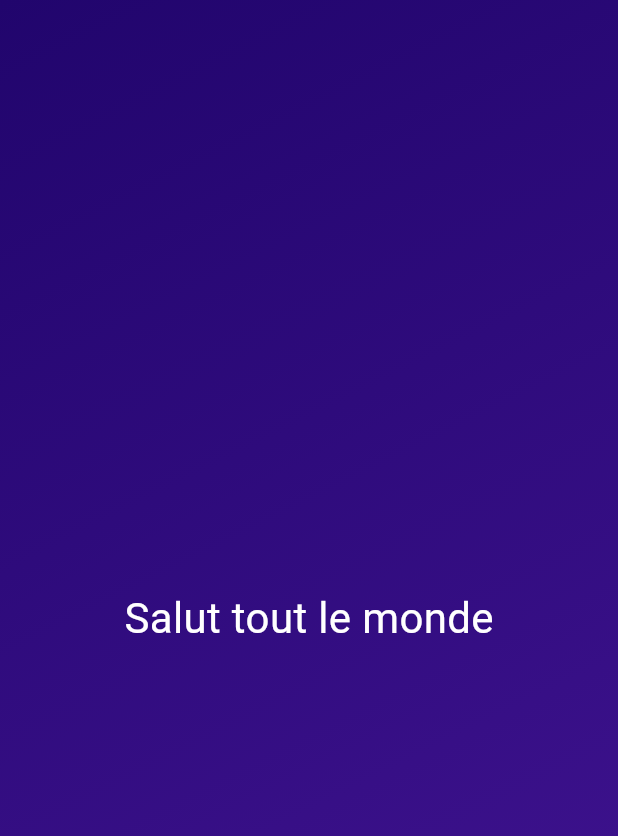
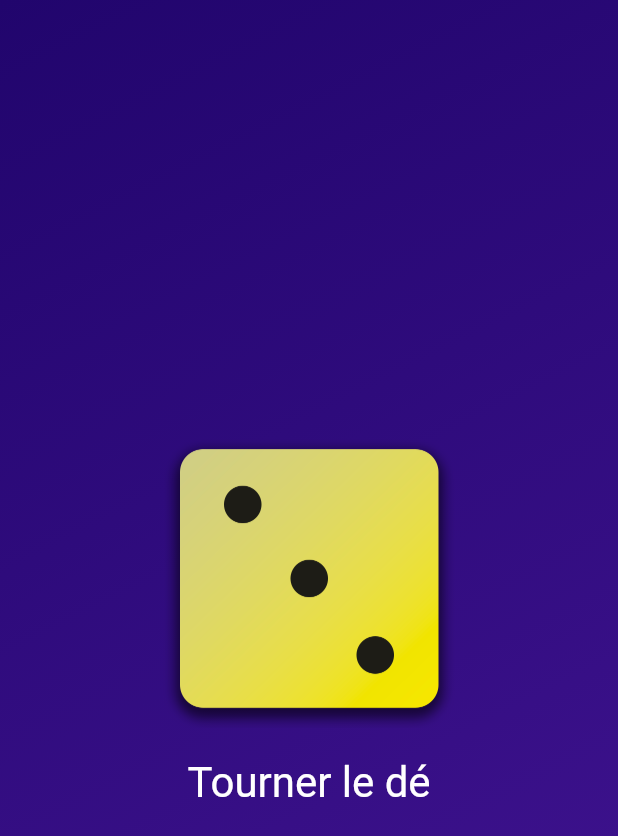
Before and after one commit to VIA2NEY/Dice_App_Course, a Flutter app: the screen it shows after launch, on a phone screen of 412 x 824 dp. Shown: the top 836 px of the screen. Run offline on Flutter 3.47's test engine with Material 3 defaults, Android fonts, the phone set to English and light mode, and no system bars.

Commit message:
end project

```diff
--- /dev/null
+++ b/lib/dice_roller.dart
@@ -0,0 +1,50 @@
+import 'dart:math';
+import 'package:flutter/material.dart';
+
+
+final randomizer = Random();
+
+class DiceRoller extends StatefulWidget {
+  const DiceRoller({super.key});
+
+  @override
+  State<DiceRoller> createState() => _DiceRollerState();
+}
+
+class _DiceRollerState extends State<DiceRoller> {
+
+  var currentDiceRoll = 3;
+
+  void rollDice (){
+
+    setState(() {
+      currentDiceRoll = randomizer.nextInt(6) + 1;
+    });
+
+  }
+
+  @override
+  Widget build(BuildContext context) {
+    return Column(
+      mainAxisSize: MainAxisSize.min,
+      children: [
+        Image.asset(
+          'assets/dice-$currentDiceRoll.png',
+          width: 200,
+        ),
+
+        TextButton(
+          onPressed: rollDice,
+          style: TextButton.styleFrom(
+            padding: EdgeInsets.only(top: 20),
+            foregroundColor: Colors.white,
+            textStyle: const TextStyle(
+              fontSize: 28
+            )
+          ),
+          child: const Text("Tourner le dé")
+        ),
+      ],
+    );
+  }
+}
--- a/lib/gradient_conatainer.dart
+++ b/lib/gradient_conatainer.dart
@@ -1,5 +1,6 @@
-import 'package:dice_app/styled_text.dart';
+import 'package:dice_app/dice_roller.dart';
 import 'package:flutter/material.dart';
+import 'package:flutter/widgets.dart';
 
 
 const startAlignement = Alignment.topLeft;
@@ -26,8 +27,8 @@ class GradientContainer extends StatelessWidget {
             end: endAlignement
           )
         ),
-        child: const Center(
-          child:  StyledText('Salut tout le monde')
+        child:  Center(
+          child: DiceRoller()
         ),
       )
     );
--- a/lib/main.dart
+++ b/lib/main.dart
@@ -11,7 +11,7 @@ class MyApp extends StatelessWidget {
   // This widget is the root of your application.
   @override
   Widget build(BuildContext context) {
-    return const MaterialApp(
+    return  MaterialApp(
       title: 'Flutter Demo',
       // theme: ThemeData(
       //   colorScheme: ColorScheme.fromSeed(seedColor: Colors.deepPurple),
--- a/pubspec.yaml
+++ b/pubspec.yaml
@@ -59,8 +59,8 @@ flutter:
   uses-material-design: true
 
   # To add assets to your application, add an assets section, like this:
-  # assets:
-  #   - images/a_dot_burr.jpeg
+  assets:
+    - assets/
   #   - images/a_dot_ham.jpeg
 
   # An image asset can refer to one or more resolution-specific "variants", see
```
Also changed, not shown: assets/dice-1.png (added), assets/dice-2.png (added), assets/dice-3.png (added), assets/dice-4.png (added), assets/dice-5.png (added), assets/dice-6.png (added).
